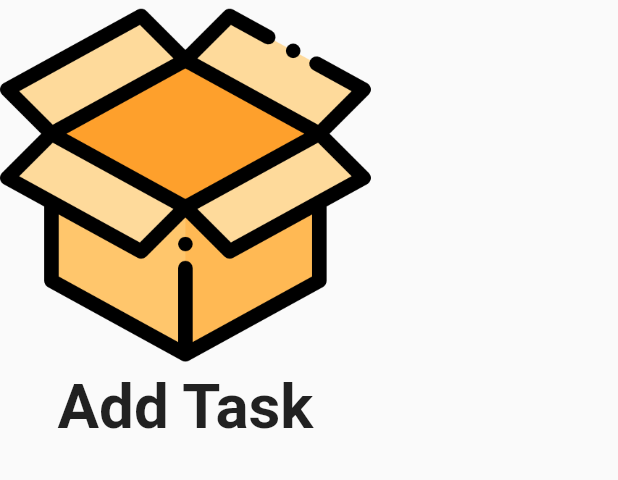
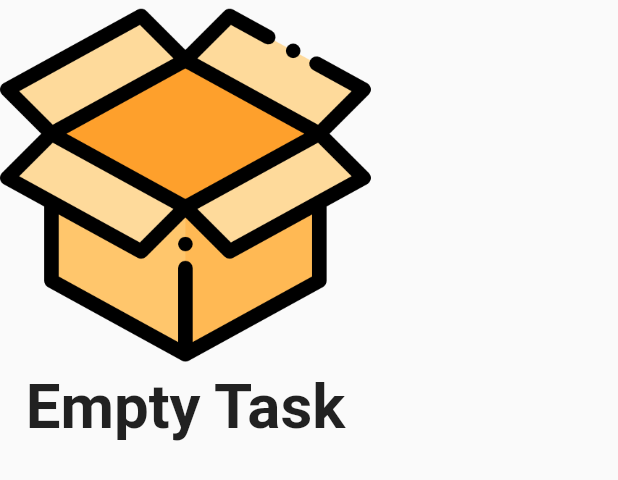
Before and after one commit to avrpic8/Flutter-ToDo, a Flutter app: the DoingList widget shown alone on an empty page, opened directly, on a phone screen of 412 x 824 dp. Shown: the top 480 px of the screen. Run offline on Flutter 3.47's test engine with Material 2 defaults, Android fonts, the phone set to English and light mode, and no system bars; our stand-ins replace dotted_border, equatable, flutter_easyloading, get, get_storage, step_progress_indicator; accounts and stored records are empty.

Commit message:
translate app

```diff
--- a/lib/app/core/util/keys.dart
+++ b/lib/app/core/util/keys.dart
@@ -1 +1,5 @@
 const taskKey = 'tasks';
+const int homeIndex = 0;
+const int reportIndex = 1;
+const int settingsIndex = 2;
+const int aboutIndex = 3;
--- a/lib/app/core/util/messages.dart
+++ b/lib/app/core/util/messages.dart
@@ -13,7 +13,49 @@ class Messages extends Translations {
           'live_task': 'Live Task',
           'complete_task': 'Completed',
           'create_task': 'Created',
-
+          'task_type': 'Task Type',
+          'title_task': 'Title',
+          'error_task_title': 'Please enter your task title',
+          'create_success': 'Create success',
+          'duplicated': 'Duplicated',
+          'confirm': 'Confirm',
+          'tasks': 'Task',
+          'todo_item_add_success': 'Todo item add success!',
+          'todo_item_already_exist': 'Todo item already exist!',
+          'please_enter_your_new_item': 'Please enter your new item',
+          'completed': 'Completed',
+          'attention': 'Attention!',
+          'do_you_want_to_reverse_this_operation': 'Do you want to reverse this operation?',
+          'undo': 'Undo',
+          'empty_task': 'Empty Task',
+          'language': 'Language',
+          'english': 'English',
+          'persian': 'Persian',
+          'common': 'Common',
+          'theme': 'Theme',
+          'dark': 'Dark',
+          'light': 'Light',
+          'splash': 'Splash',
+          'enabled': 'Enabled',
+          'disabled': 'Disabled',
+          'security': 'Security',
+          'password': 'Password',
+          'set_your_password': 'Set your password',
+          'storage': 'Storage',
+          'dataBase': 'DataBase',
+          'manage_your_all_todos': 'Manage your all todos',
+          'clear_all': 'Clear all',
+          'you_dont_have_any_todos_for_now':'You dont have any todos for now.',
+          'alert': 'Alert',
+          'this_operation_cant_reverse': 'This operation cant reverse!',
+          'all_todos_hase_been_removed': 'All todos hase been removed!',
+          'ok': 'Ok',
+          'cancel': 'Cancel',
+          'please_select_task_type': 'Please select task type',
+          'done': 'Done',
+          'new_task': 'New Task',
+          'add_to': 'Add to',
+          'press_back_again_to_exit': 'Press back again to exit',
         },
         'fa': {
           'my_list': 'لیست من',
@@ -25,6 +67,49 @@ class Messages extends Translations {
           'live_task': 'درحال انجام',
           'complete_task': 'تمام شده',
           'create_task': 'مجموع',
+          'task_type': 'نوع برنامه',
+          'title_task': 'عنوان کار',
+          'error_task_title': 'لطفا عنوان برنامه خود را وارد کنید',
+          'create_success': 'با موفقیت ایجاد شد',
+          'duplicated': 'برنامه وارد شده تکراریه',
+          'confirm': 'تایید',
+          'tasks': 'برنامه',
+          'todo_item_add_success': 'برنامه شما اضافه شد!',
+          'todo_item_already_exist': 'این برنامه از قبل وجود دارد!',
+          'please_enter_your_new_item': 'لطفا عنوان برنامه خود را وارد کنید',
+          'completed': 'کامل شده',
+          'attention': 'توجه!',
+          'do_you_want_to_reverse_this_operation': 'آیا مایل به بازگشت هستید؟',
+          'undo': 'برگشت',
+          'empty_task': 'هیچ برنامه ای وجود ندارد',
+          'language': 'زبان',
+          'english': 'انگلیسی',
+          'persian': 'فارسی',
+          'common': 'رایج',
+          'theme': 'پوسته',
+          'dark': 'تیره',
+          'light': 'روشن',
+          'splash': 'صفحه آغاز',
+          'enabled': 'فعال',
+          'disabled': 'غیرفعال',
+          'security': 'حفاظت',
+          'password': 'رمز',
+          'set_your_password': 'تعیین رمز ورود به برنامه',
+          'storage': 'حافظه',
+          'dataBase': 'پایگاه داده',
+          'manage_your_all_todos': 'مدیریت تمام برنامه ها',
+          'clear_all': 'حذف همه',
+          'you_dont_have_any_todos_for_now':'شما فعلا هیچ برنامه برای حذف ندارید.',
+          'alert': 'هشدار',
+          'this_operation_cant_reverse': 'این عملیات قابل بازگشت نیست!',
+          'all_todos_hase_been_removed': 'تمام برنامه های شما حذف شد',
+          'ok': 'قبول دارم',
+          'cancel': 'منصرف شدم',
+          'please_select_task_type': 'لطفا ابتدا نوع برنامه خود را انتخاب کنید',
+          'done': 'ذخیره و خروج',
+          'new_task': 'برنامه جدید',
+          'add_to': 'به کدام دسته اضافه شود',
+          'press_back_again_to_exit': 'کلید بازگشت را یک باره دیگر فشار دهید',
         }
   };
 }
--- a/lib/app/module/details/widgets/doing_list.dart
+++ b/lib/app/module/details/widgets/doing_list.dart
@@ -19,7 +19,7 @@ class DoingList extends StatelessWidget {
                   width: 60.0.wp,
                 ),
                 Text(
-                  'Add Task',
+                  'empty_task'.tr,
                   style:
                       TextStyle(fontWeight: FontWeight.bold, fontSize: 10.0.wp),
                 )
--- a/lib/app/module/home/home_controller.dart
+++ b/lib/app/module/home/home_controller.dart
@@ -167,7 +167,7 @@ class HomeController extends GetxController {
     _timeBackPress = DateTime.now();
 
     if (isExitWarning) {
-      EasyLoading.showToast('Press back again to exit',
+      EasyLoading.showToast('press_back_again_to_exit'.tr,
           duration: Duration(seconds: 2),
           toastPosition: EasyLoadingToastPosition.center);
       return false;
--- a/lib/app/module/home/widgets/task_card.dart
+++ b/lib/app/module/home/widgets/task_card.dart
@@ -77,7 +77,7 @@ class TaskCard extends StatelessWidget {
                     height: 2.0.wp,
                   ),
                   Text(
-                    '${task.todos?.length ?? 0} Tasks',
+                    '${task.todos?.length ?? 0} ' + 'tasks'.tr,
                     style: const TextStyle(
                         fontWeight: FontWeight.bold, color: Colors.grey),
                   ),
```
Also changed, not shown: lib/app/module/details/details_view.dart (+4 -4 lines), lib/app/module/details/widgets/done_list.dart (+4 -4 lines), lib/app/module/home/home_view.dart (+21 -9 lines), lib/app/module/home/widgets/add_card.dart (+7 -7 lines), lib/app/module/home/widgets/add_dialog.dart (+7 -7 lines), lib/app/module/settings/settings_controller.dart (+8 -7 lines), lib/app/module/settings/settings_view.dart (+17 -16 lines).
